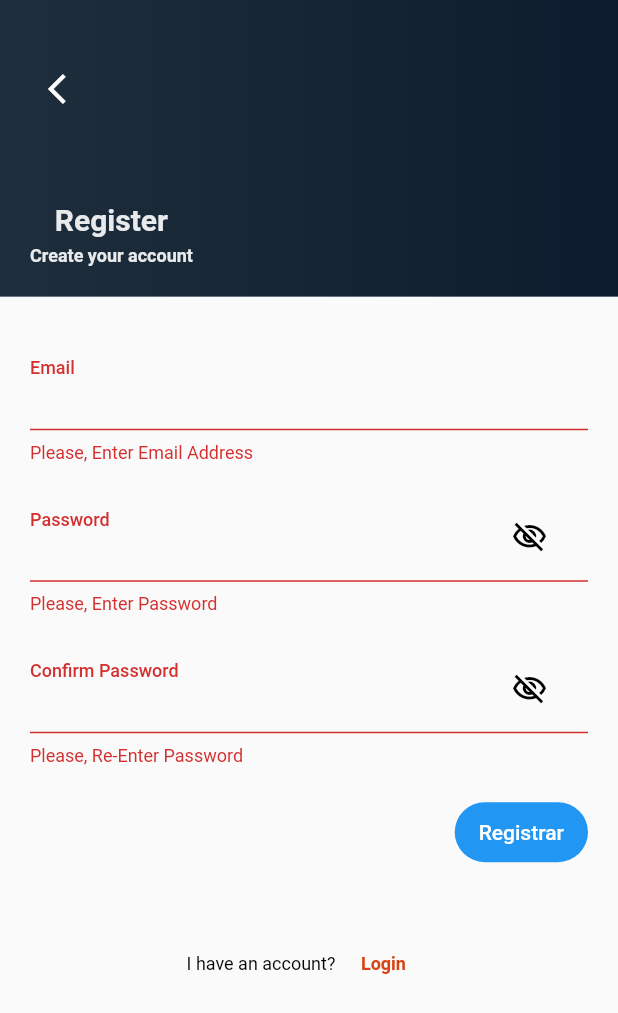
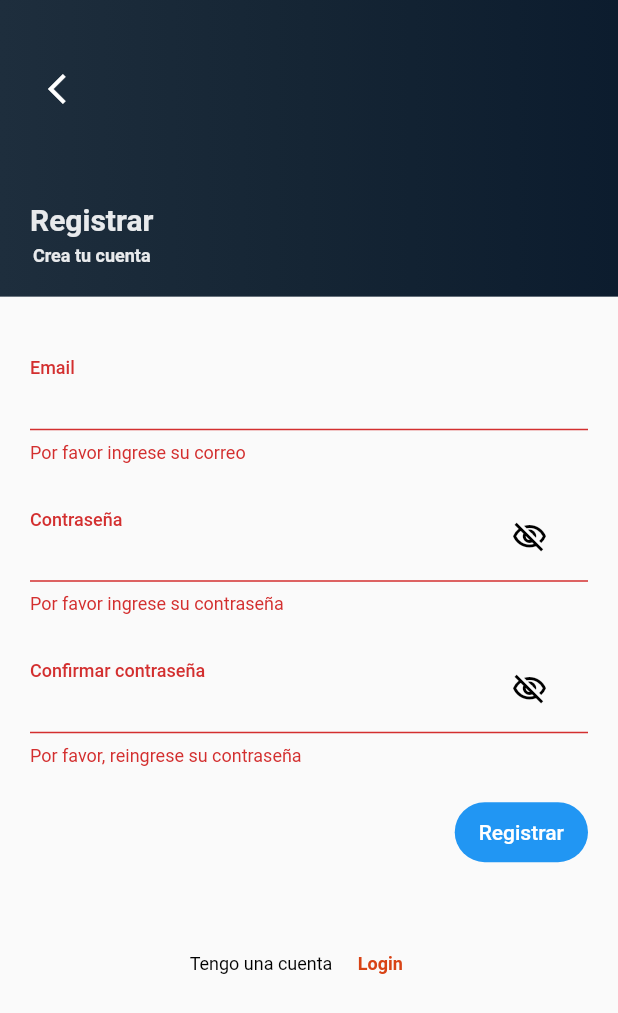
Before and after one commit to manimanitin/flutter_jwt_login, a Flutter app: the RegisterScreen screen opened by its route, after a tap on "Registrar", on a phone screen of 412 x 824 dp. Shown: the top 1013 px of the screen. Run offline on Flutter 3.47's test engine with Material 2 defaults, Android fonts, the phone set to English and light mode, and no system bars; our stand-ins replace flutter_secure_storage; accounts and stored records are empty.

Commit message:
Cambiar textos

```diff
--- a/lib/screens/home_screen.dart
+++ b/lib/screens/home_screen.dart
@@ -2,6 +2,7 @@
 
 import 'package:flutter/material.dart';
 import 'package:flutter_jwt_login/services/auth_service.dart';
+import 'package:provider/provider.dart';
 
 import '../colors/colors.dart';
 
@@ -10,11 +11,20 @@ class HomeScreen extends StatelessWidget {
 
   @override
   Widget build(BuildContext context) {
+    final authService = Provider.of<AuthService>(context, listen: false);
+
     return Scaffold(
       appBar: AppBar(
         title: const Text('My App'),
         backgroundColor: Colors.black54,
-      ),
+        leading: IconButton(
+          icon: const Icon(Icons.login_outlined),
+          onPressed: () {
+            authService.logout();
+            Navigator.pushReplacementNamed(context, '/login');
+          },
+        ),
+      ), /*
       body: Center(
         child: Column(
           mainAxisAlignment: MainAxisAlignment.center,
@@ -24,7 +34,7 @@ class HomeScreen extends StatelessWidget {
             ElevatedButton(
               onPressed: () {
                 AuthService().logout();
-                Navigator.pushNamed(context, '/login');
+                Navigator.pushReplacementNamed(context, '/login');
               },
               child: const Text('Login'),
               style: ElevatedButton.styleFrom(
@@ -35,7 +45,7 @@ class HomeScreen extends StatelessWidget {
             ElevatedButton(
               onPressed: () {
                 AuthService().logout();
-                Navigator.pushNamed(context, '/registrar');
+                Navigator.pushReplacementNamed(context, '/registrar');
               },
               child: const Text('Registrar'),
               style: ElevatedButton.styleFrom(
@@ -44,7 +54,7 @@ class HomeScreen extends StatelessWidget {
             ),
           ],
         ),
-      ),
+      ),*/
     );
   }
 }
--- a/lib/screens/login_screen.dart
+++ b/lib/screens/login_screen.dart
@@ -75,7 +75,7 @@ class __LoginFormState extends State<_LoginForm> {
               crossAxisAlignment: CrossAxisAlignment.start,
               children: [
                 Text(
-                  'Sign in to your\nAccount',
+                  'Ingrese a su\nCuenta',
                   style: Theme.of(context).textTheme.titleLarge?.copyWith(
                         color: AppColors.grey,
                         fontWeight: FontWeight.bold,
@@ -85,7 +85,7 @@ class __LoginFormState extends State<_LoginForm> {
                   height: 6,
                 ),
                 Text(
-                  'Sign in to your Account',
+                  'Ingrese a su cuenta',
                   style: Theme.of(context).textTheme.bodySmall?.copyWith(
                         color: AppColors.grey,
                         fontWeight: FontWeight.bold,
@@ -107,24 +107,24 @@ class __LoginFormState extends State<_LoginForm> {
                   onChanged: (value) => loginForm.email = value,
                   validator: (value) {
                     return value!.isEmpty
-                        ? 'Please, Enter Email Address'
+                        ? 'Por favor ingrese su Email'
                         : _LoginForm.emailRegex.hasMatch(value)
                             ? null
-                            : 'Invalid Email Address';
+                            : 'Email invalido';
                   },
                   controller: emailController,
                 ),
                 AppTextFormField(
-                  labelText: 'Password',
+                  labelText: 'Contraseña',
                   keyboardType: TextInputType.visiblePassword,
                   textInputAction: TextInputAction.done,
                   onChanged: (value) => loginForm.password = value,
                   validator: (value) {
                     return value!.isEmpty
-                        ? 'Please, Enter Password'
+                        ? 'Por favor ingrese su contraseña'
                         : _LoginForm.passwordRegex.hasMatch(value)
                             ? null
-                            : 'Invalid Password';
+                            : 'Contraseña invalida';
                   },
                   controller: passwordController,
                   obscureText: isObscure,
@@ -154,7 +154,7 @@ class __LoginFormState extends State<_LoginForm> {
                   onPressed: () {},
                   style: Theme.of(context).textButtonTheme.style,
                   child: Text(
-                    'Forgot Password?',
+                    '¿Olvidó su contraseña?',
                     style: Theme.of(context).textTheme.bodySmall?.copyWith(
                           color: AppColors.primaryColor,
                           fontWeight: FontWeight.bold,
@@ -212,18 +212,17 @@ class __LoginFormState extends State<_LoginForm> {
               mainAxisAlignment: MainAxisAlignment.center,
               children: [
                 Text(
-                  "Don't have an account?",
+                  "¿No tiene una cuenta?",
                   style: Theme.of(context)
                       .textTheme
                       .bodySmall
                       ?.copyWith(color: Colors.black),
                 ),
                 TextButton(
-                  onPressed: () =>
-                      Navigator.pushReplacementNamed(context, '/registrar'),
+                  onPressed: () => Navigator.pushNamed(context, '/registrar'),
                   style: Theme.of(context).textButtonTheme.style,
                   child: Text(
-                    'Register',
+                    'Registrar',
                     style: Theme.of(context).textTheme.bodySmall?.copyWith(
                           color: AppColors.primaryColor,
                           fontWeight: FontWeight.bold,
--- a/lib/screens/register_screen.dart
+++ b/lib/screens/register_screen.dart
@@ -95,7 +95,7 @@ class _RegisterFormState extends State<_RegisterForm> {
                 Column(
                   children: [
                     Text(
-                      'Register',
+                      'Registrar',
                       style: Theme.of(context).textTheme.titleLarge?.copyWith(
                             color: AppColors.grey,
                             fontWeight: FontWeight.bold,
@@ -105,7 +105,7 @@ class _RegisterFormState extends State<_RegisterForm> {
                       height: 6,
                     ),
                     Text(
-                      'Create your account',
+                      'Crea tu cuenta',
                       style: Theme.of(context).textTheme.bodySmall?.copyWith(
                             color: AppColors.grey,
                             fontWeight: FontWeight.bold,
@@ -131,24 +131,24 @@ class _RegisterFormState extends State<_RegisterForm> {
                   onChanged: (value) => loginForm.email = value,
                   validator: (value) {
                     return value!.isEmpty
-                        ? 'Please, Enter Email Address'
+                        ? 'Por favor ingrese su correo'
                         : _RegisterForm.emailRegex.hasMatch(value)
                             ? null
-                            : 'Invalid Email Address';
+                            : 'Email invalido';
                   },
                   controller: emailController,
                 ),
                 AppTextFormField(
-                  labelText: 'Password',
+                  labelText: 'Contraseña',
                   keyboardType: TextInputType.visiblePassword,
                   textInputAction: TextInputAction.next,
                   onChanged: (value) => loginForm.password = value,
                   validator: (value) {
                     return value!.isEmpty
-                        ? 'Please, Enter Password'
+                        ? 'Por favor ingrese su contraseña'
                         : _RegisterForm.passwordRegex.hasMatch(value)
                             ? null
-                            : 'Invalid Password';
+                            : 'Contraseña invalida';
                   },
                   controller: passwordController,
                   obscureText: isObscure,
@@ -176,7 +176,7 @@ class _RegisterFormState extends State<_RegisterForm> {
                   ),
                 ),
                 AppTextFormField(
-                  labelText: 'Confirm Password',
+                  labelText: 'Confirmar contraseña',
                   keyboardType: TextInputType.visiblePassword,
                   textInputAction: TextInputAction.done,
                   onChanged: (value) {
@@ -184,13 +184,13 @@ class _RegisterFormState extends State<_RegisterForm> {
                   },
                   validator: (value) {
                     return value!.isEmpty
-                        ? 'Please, Re-Enter Password'
+                        ? 'Por favor, reingrese su contraseña'
                         : _RegisterForm.passwordRegex.hasMatch(value)
                             ? passwordController.text ==
                                     confirmPasswordController.text
                                 ? null
-                                : 'Password not matched!'
-                            : 'Invalid Password!';
+                                : 'Contraseña no identica'
+                            : 'Contraseña invalida';
                   },
                   controller: confirmPasswordController,
                   obscureText: isConfirmPasswordObscure,
@@ -263,7 +263,7 @@ class _RegisterFormState extends State<_RegisterForm> {
               mainAxisAlignment: MainAxisAlignment.center,
               children: [
                 Text(
-                  'I have an account?',
+                  'Tengo una cuenta',
                   style: Theme.of(context)
                       .textTheme
                       .bodySmall
@@ -271,7 +271,7 @@ class _RegisterFormState extends State<_RegisterForm> {
                 ),
                 TextButton(
                   onPressed: () {
-                    Navigator.pop(context);
+                    Navigator.pushReplacementNamed(context, '/login');
                   },
                   style: Theme.of(context).textButtonTheme.style,
                   child: Text(
```
